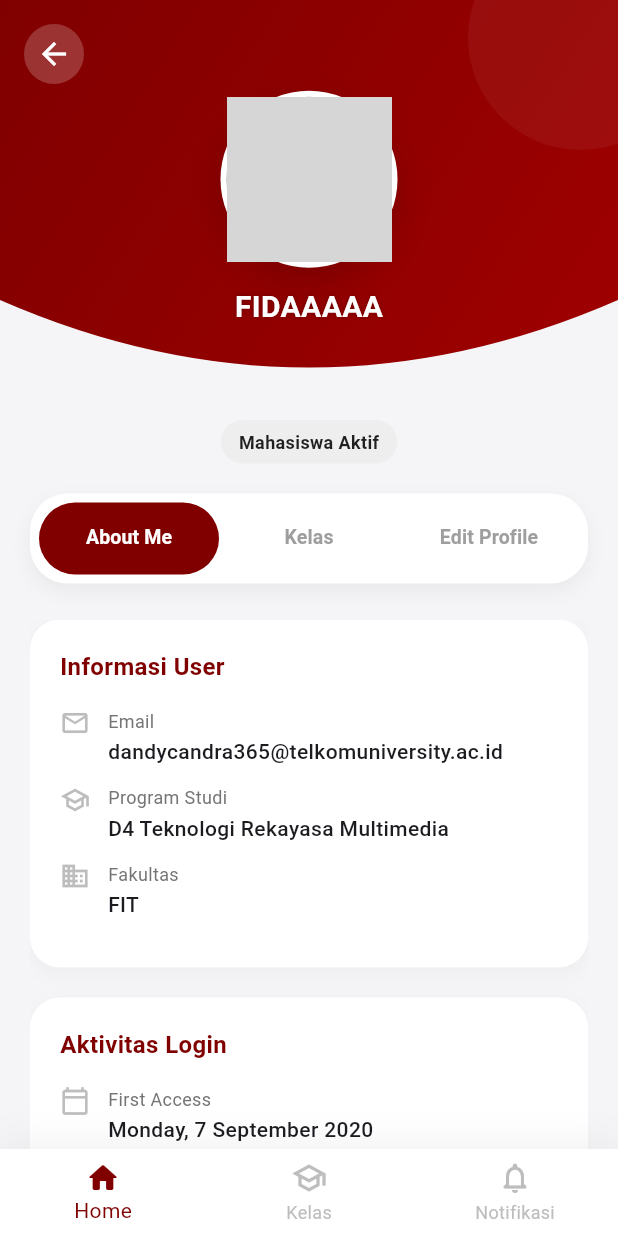
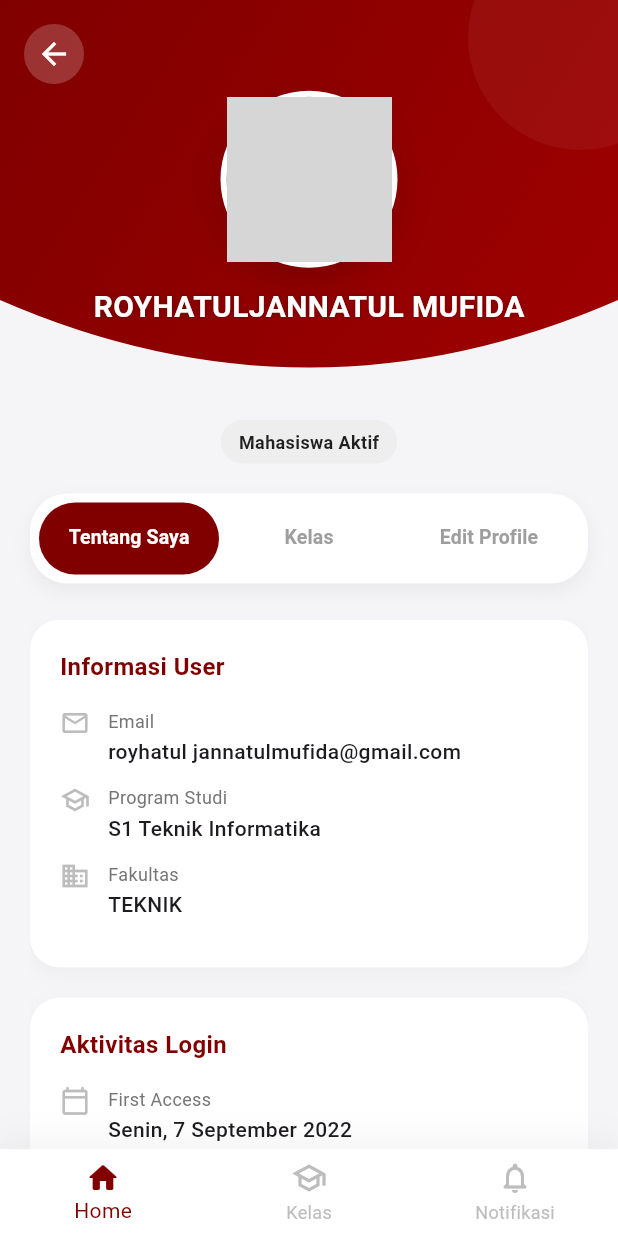
Before and after one commit to mufidaa14/LMS, a Flutter app: the ProfileScreen screen opened by its route, on a phone screen of 412 x 824 dp. Run offline on Flutter 3.47's test engine with Material 3 defaults, Android fonts, the phone set to English and light mode, and no system bars; our stand-ins replace video_player; network calls fail; grey boxes are pictures that could not be loaded.

Commit message:
komit 29 : memperbaiki kata di halaman profile screen dan home screen

```diff
--- a/lib/screens/home_screen.dart
+++ b/lib/screens/home_screen.dart
@@ -85,7 +85,7 @@ class HomeScreen extends StatelessWidget {
                                 ),
                                 const SizedBox(height: 4),
                                 const Text(
-                                  'FIDAAAAA',
+                                  'ROYHATUL JANNATUL MUFIDA',
                                   style: TextStyle(
                                     color: Colors.white,
                                     fontSize: 24,
@@ -201,7 +201,7 @@ class HomeScreen extends StatelessWidget {
                         style: TextStyle(fontSize: 18, fontWeight: FontWeight.bold),
                       ),
                       const Spacer(),
-                      Icon(Icons.arrow_forward, size: 18, color: primaryDark)
+                      // Icon(Icons.arrow_forward, size: 18, color: primaryDark) // Removed as per request
                     ],
                   ),
                   const SizedBox(height: 12),
--- a/lib/screens/language_selection_screen.dart
+++ b/lib/screens/language_selection_screen.dart
@@ -74,7 +74,7 @@ class _LanguageSelectionScreenState extends State<LanguageSelectionScreen> {
                     elevation: 2,
                   ),
                   child: const Text(
-                    'CONTINUE',
+                    'Lanjutkan',
                     style: TextStyle(
                       color: Colors.white,
                       fontWeight: FontWeight.bold,
--- a/lib/screens/profile_screen.dart
+++ b/lib/screens/profile_screen.dart
@@ -113,7 +113,7 @@ class _ProfileScreenState extends State<ProfileScreen> with SingleTickerProvider
                         ),
                         const SizedBox(height: 12),
                         const Text(
-                          'FIDAAAAA', // Name
+                          'ROYHATULJANNATUL MUFIDA', // Name
                           style: TextStyle(
                             color: Colors.white,
                             fontSize: 20,
@@ -174,7 +174,7 @@ class _ProfileScreenState extends State<ProfileScreen> with SingleTickerProvider
                 dividerColor: Colors.transparent,
                 padding: const EdgeInsets.all(6),
                 tabs: const [
-                  Tab(text: 'About Me'),
+                  Tab(text: 'Tentang Saya'),
                   Tab(text: 'Kelas'),
                   Tab(text: 'Edit Profile'),
                 ],
@@ -239,13 +239,13 @@ class _ProfileScreenState extends State<ProfileScreen> with SingleTickerProvider
     return Column(
       children: [
         _buildInfoCard('Informasi User', [
-          _buildInfoRow(Icons.email_outlined, 'Email', 'dandycandra365@telkomuniversity.ac.id'),
-          _buildInfoRow(Icons.school_outlined, 'Program Studi', 'D4 Teknologi Rekayasa Multimedia'),
-          _buildInfoRow(Icons.domain_outlined, 'Fakultas', 'FIT'),
+          _buildInfoRow(Icons.email_outlined, 'Email', 'royhatul jannatulmufida@gmail.com'),
+          _buildInfoRow(Icons.school_outlined, 'Program Studi', 'S1 Teknik Informatika'),
+          _buildInfoRow(Icons.domain_outlined, 'Fakultas', 'TEKNIK'),
         ]),
         const SizedBox(height: 20),
         _buildInfoCard('Aktivitas Login', [
-          _buildInfoRow(Icons.calendar_today_outlined, 'First Access', 'Monday, 7 September 2020'),
+          _buildInfoRow(Icons.calendar_today_outlined, 'First Access', 'Senin, 7 September 2022'),
           _buildInfoRow(Icons.access_time, 'Last Access', 'Now'),
         ]),
       ],
```
Also changed, not shown: lib/screens/quiz_review_screen.dart (+4 -5 lines), assets/images/Capture.PNG (added).
